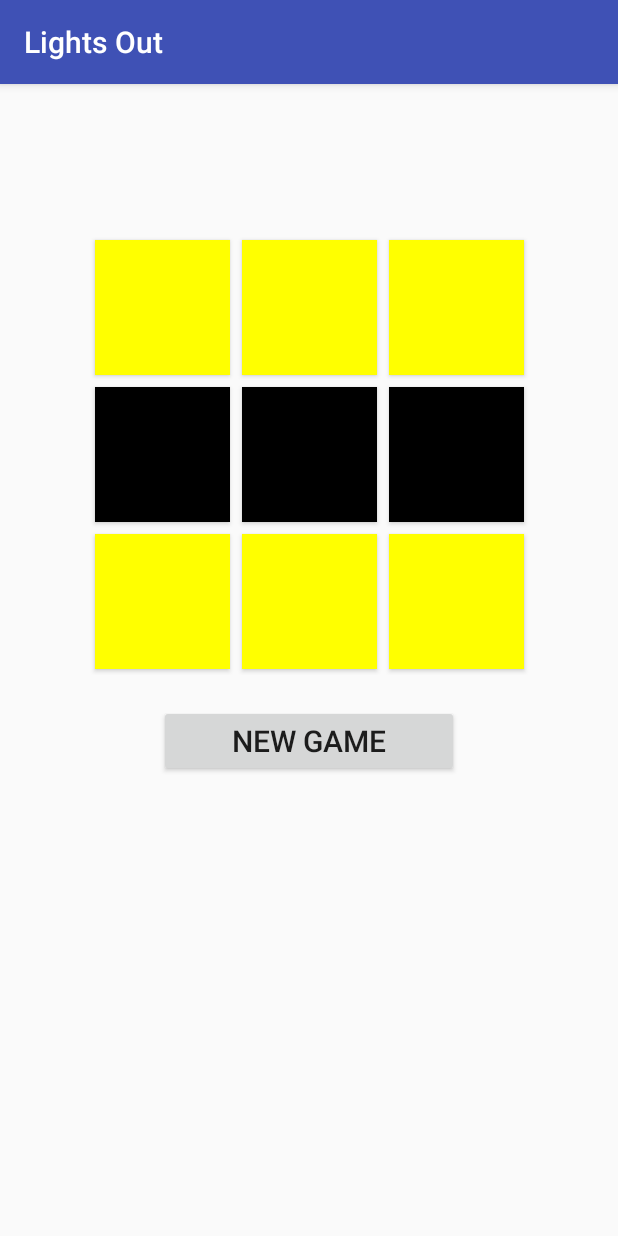
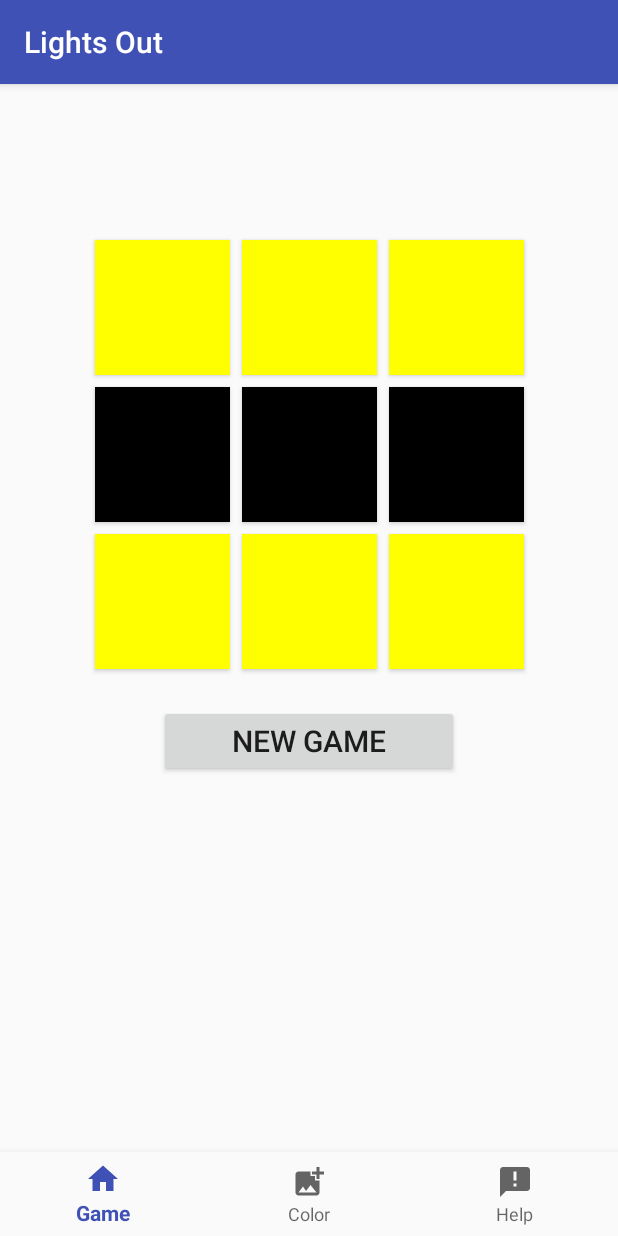
Before and after one commit to joshuawozny/CS-360, an Android app: the screen it shows after launch (MainActivity), on a phone screen of 412 x 824 dp. Run offline under Robolectric (Android 15) with nearby library versions, the phone set to English and light mode, and no system bars.

Commit message:
Add bottom nav bar

```diff
--- /dev/null
+++ b/LightsOut/app/src/main/res/drawable/color_icon.xml
@@ -0,0 +1,5 @@
+<vector android:height="24dp" android:tint="#000000"
+    android:viewportHeight="24" android:viewportWidth="24"
+    android:width="24dp" xmlns:android="http://schemas.android.com/apk/res/android">
+    <path android:fillColor="@android:color/white" android:pathData="M19,7v2.99s-1.99,0.01 -2,0L17,7h-3s0.01,-1.99 0,-2h3L17,2h2v3h3v2h-3zM16,11L16,8h-3L13,5L5,5c-1.1,0 -2,0.9 -2,2v12c0,1.1 0.9,2 2,2h12c1.1,0 2,-0.9 2,-2v-8h-3zM5,19l3,-4 2,3 3,-4 4,5L5,19z"/>
+</vector>
--- /dev/null
+++ b/LightsOut/app/src/main/res/drawable/help_icon.xml
@@ -0,0 +1,5 @@
+<vector android:autoMirrored="true" android:height="24dp"
+    android:tint="#000000" android:viewportHeight="24"
+    android:viewportWidth="24" android:width="24dp" xmlns:android="http://schemas.android.com/apk/res/android">
+    <path android:fillColor="@android:color/white" android:pathData="M20,2L4,2c-1.1,0 -1.99,0.9 -1.99,2L2,22l4,-4h14c1.1,0 2,-0.9 2,-2L22,4c0,-1.1 -0.9,-2 -2,-2zM13,11h-2L11,5h2v6zM13,15h-2v-2h2v2z"/>
+</vector>
--- /dev/null
+++ b/LightsOut/app/src/main/res/drawable/home_icon.xml
@@ -0,0 +1,5 @@
+<vector android:height="24dp" android:tint="#000000"
+    android:viewportHeight="24" android:viewportWidth="24"
+    android:width="24dp" xmlns:android="http://schemas.android.com/apk/res/android">
+    <path android:fillColor="@android:color/white" android:pathData="M10,20v-6h4v6h5v-8h3L12,3 2,12h3v8z"/>
+</vector>
--- a/LightsOut/app/src/main/res/layout/activity_main.xml
+++ b/LightsOut/app/src/main/res/layout/activity_main.xml
@@ -2,19 +2,32 @@
 <androidx.constraintlayout.widget.ConstraintLayout
     xmlns:android="http://schemas.android.com/apk/res/android"
     xmlns:app="http://schemas.android.com/apk/res-auto"
-    xmlns:tools="http://schemas.android.com/tools"
+    android:id="@+id/container"
     android:layout_width="match_parent"
-    android:layout_height="match_parent"
-    tools:context=".MainActivity">
+    android:layout_height="match_parent">
 
     <androidx.fragment.app.FragmentContainerView
         android:id="@+id/nav_host_fragment"
-        android:name="com.zybooks.lightsoutnav.GameFragment"
+        android:name="androidx.navigation.fragment.NavHostFragment"
         android:layout_width="0dp"
         android:layout_height="0dp"
+        app:defaultNavHost="true"
+        app:layout_constraintBottom_toTopOf="@id/nav_view"
+        app:layout_constraintLeft_toLeftOf="parent"
+        app:layout_constraintRight_toRightOf="parent"
+        app:layout_constraintTop_toTopOf="parent"
+        app:navGraph="@navigation/nav_graph" />
+
+    <com.google.android.material.bottomnavigation.BottomNavigationView
+        android:id="@+id/nav_view"
+        android:layout_width="match_parent"
+        android:layout_height="wrap_content"
+        android:layout_marginStart="0dp"
+        android:layout_marginEnd="0dp"
+        android:background="?android:attr/windowBackground"
         app:layout_constraintBottom_toBottomOf="parent"
         app:layout_constraintLeft_toLeftOf="parent"
         app:layout_constraintRight_toRightOf="parent"
-        app:layout_constraintTop_toTopOf="parent" />
+        app:menu="@menu/bottom_nav_menu" />
 
 </androidx.constraintlayout.widget.ConstraintLayout>
--- /dev/null
+++ b/LightsOut/app/src/main/res/menu/bottom_nav_menu.xml
@@ -0,0 +1,19 @@
+<?xml version="1.0" encoding="utf-8"?>
+<menu xmlns:android="http://schemas.android.com/apk/res/android">
+
+    <item
+        android:id="@+id/navigation_game"
+        android:icon="@drawable/home_icon"
+        android:title="@string/title_game" />
+
+    <item
+        android:id="@+id/navigation_color"
+        android:icon="@drawable/color_icon"
+        android:title="@string/title_color" />
+
+    <item
+        android:id="@+id/navigation_help"
+        android:icon="@drawable/help_icon"
+        android:title="@string/title_help" />
+
+</menu>
--- /dev/null
+++ b/LightsOut/app/src/main/res/navigation/nav_graph.xml
@@ -0,0 +1,25 @@
+<?xml version="1.0" encoding="utf-8"?>
+<navigation xmlns:android="http://schemas.android.com/apk/res/android"
+    xmlns:app="http://schemas.android.com/apk/res-auto"
+    xmlns:tools="http://schemas.android.com/tools"
+    android:id="@+id/mobile_navigation"
+    app:startDestination="@+id/navigation_game">
+
+    <fragment
+        android:id="@+id/navigation_game"
+        android:name="com.zybooks.lightsoutnav.GameFragment"
+        android:label="@string/title_game"
+        tools:layout="@layout/fragment_game" />
+
+    <fragment
+        android:id="@+id/navigation_color"
+        android:name="com.zybooks.lightsoutnav.ColorFragment"
+        android:label="@string/title_color"
+        tools:layout="@layout/fragment_color" />
+
+    <fragment
+        android:id="@+id/navigation_help"
+        android:name="com.zybooks.lightsoutnav.HelpFragment"
+        android:label="@string/title_help"
+        tools:layout="@layout/fragment_help" />
+</navigation>
--- a/LightsOut/build.gradle
+++ b/LightsOut/build.gradle
@@ -1,4 +1,4 @@
 // Top-level build file where you can add configuration options common to all sub-projects/modules.
 plugins {
-id 'com.android.application' version '8.2.0' apply false
+id 'com.android.application' version '8.2.1' apply false
 }
```
